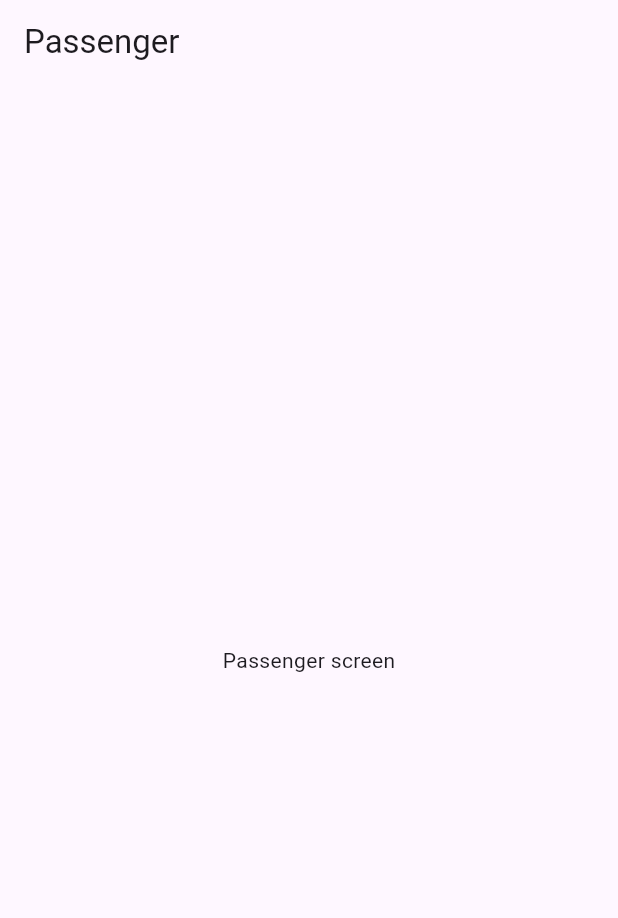
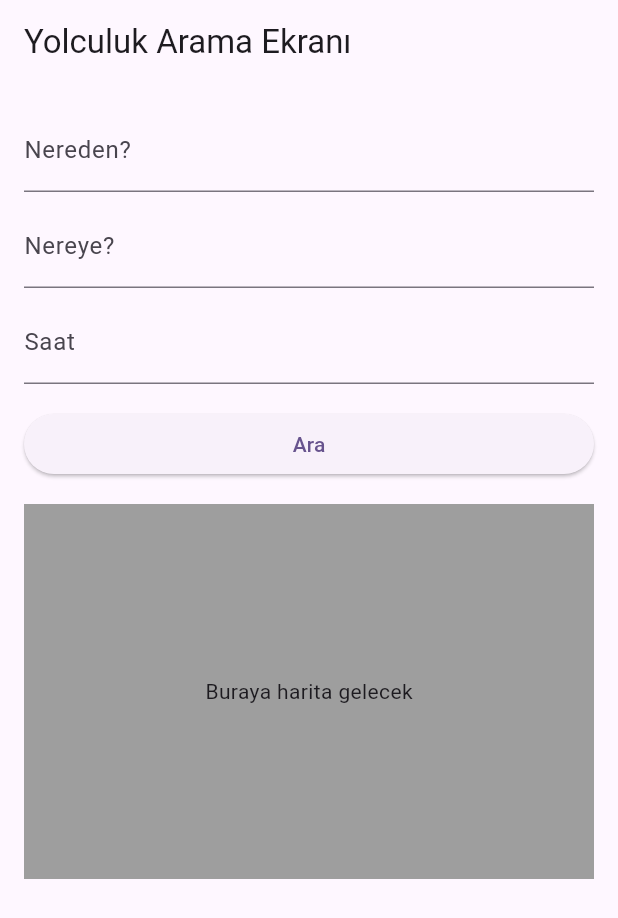
Before and after one commit to TunahanDso/NoTaxi, a Flutter app: the screen it shows after launch, on a phone screen of 412 x 824 dp. Shown: the top 918 px of the screen. Run offline on Flutter 3.47's test engine with Material 3 defaults, Android fonts, the phone set to English and light mode, and no system bars.

Commit message:
Add passenger search screen layout

```diff
--- a/mobile/lib/main.dart
+++ b/mobile/lib/main.dart
@@ -1,6 +1,6 @@
 import 'package:flutter/material.dart';
 import 'driver_screen.dart';
-import 'passenger_screen.dart';
+import 'screens/passenger_screen.dart';
 
 void main() {
   runApp(const MyApp());
--- a/mobile/lib/passenger_screen.dart
+++ /dev/null
@@ -1,18 +0,0 @@
-import 'package:flutter/material.dart';
-
-/// Screen displayed for the passenger interface.
-class PassengerScreen extends StatelessWidget {
-  const PassengerScreen({super.key});
-
-  @override
-  Widget build(BuildContext context) {
-    return Scaffold(
-      appBar: AppBar(
-        title: const Text('Passenger'),
-      ),
-      body: const Center(
-        child: Text('Passenger screen'),
-      ),
-    );
-  }
-}
--- /dev/null
+++ b/mobile/lib/screens/passenger_screen.dart
@@ -0,0 +1,46 @@
+import 'package:flutter/material.dart';
+
+/// Screen displayed for the passenger interface.
+class PassengerScreen extends StatelessWidget {
+  const PassengerScreen({super.key});
+
+  @override
+  Widget build(BuildContext context) {
+    return Scaffold(
+      appBar: AppBar(
+        title: const Text('Yolculuk Arama Ekranı'),
+      ),
+      body: Padding(
+        padding: const EdgeInsets.all(16.0),
+        child: Column(
+          crossAxisAlignment: CrossAxisAlignment.stretch,
+          children: [
+            TextField(
+              decoration: const InputDecoration(labelText: 'Nereden?'),
+            ),
+            const SizedBox(height: 8),
+            TextField(
+              decoration: const InputDecoration(labelText: 'Nereye?'),
+            ),
+            const SizedBox(height: 8),
+            TextField(
+              decoration: const InputDecoration(labelText: 'Saat'),
+            ),
+            const SizedBox(height: 16),
+            ElevatedButton(
+              onPressed: () {},
+              child: const Text('Ara'),
+            ),
+            const SizedBox(height: 16),
+            Container(
+              height: 250,
+              color: Colors.grey,
+              alignment: Alignment.center,
+              child: const Text('Buraya harita gelecek'),
+            ),
+          ],
+        ),
+      ),
+    );
+  }
+}
```
